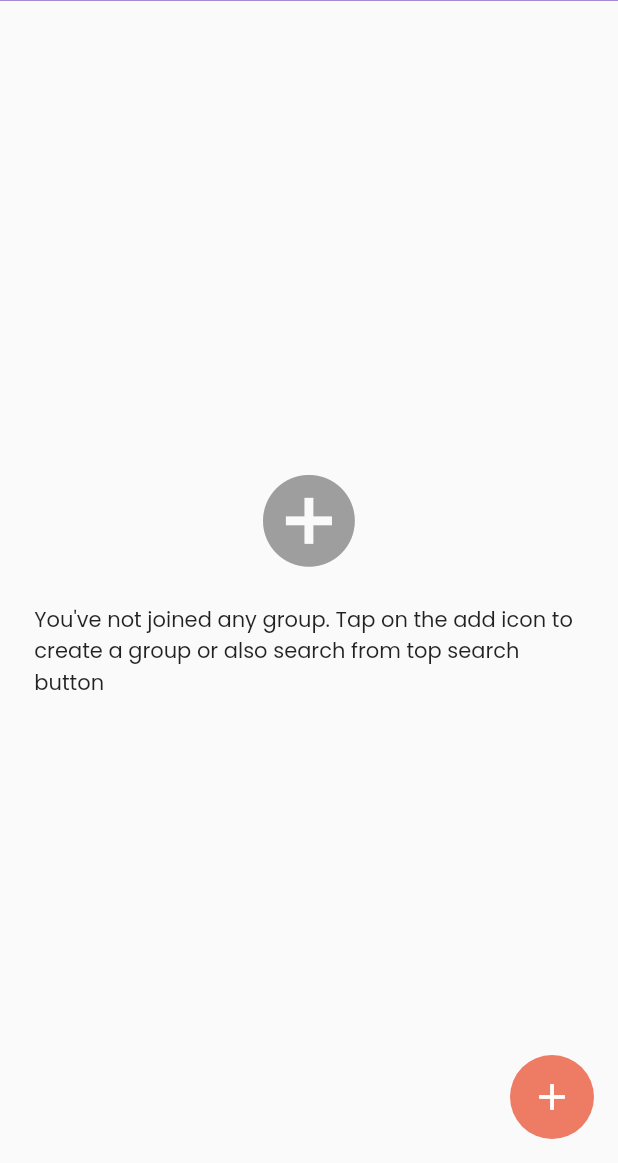
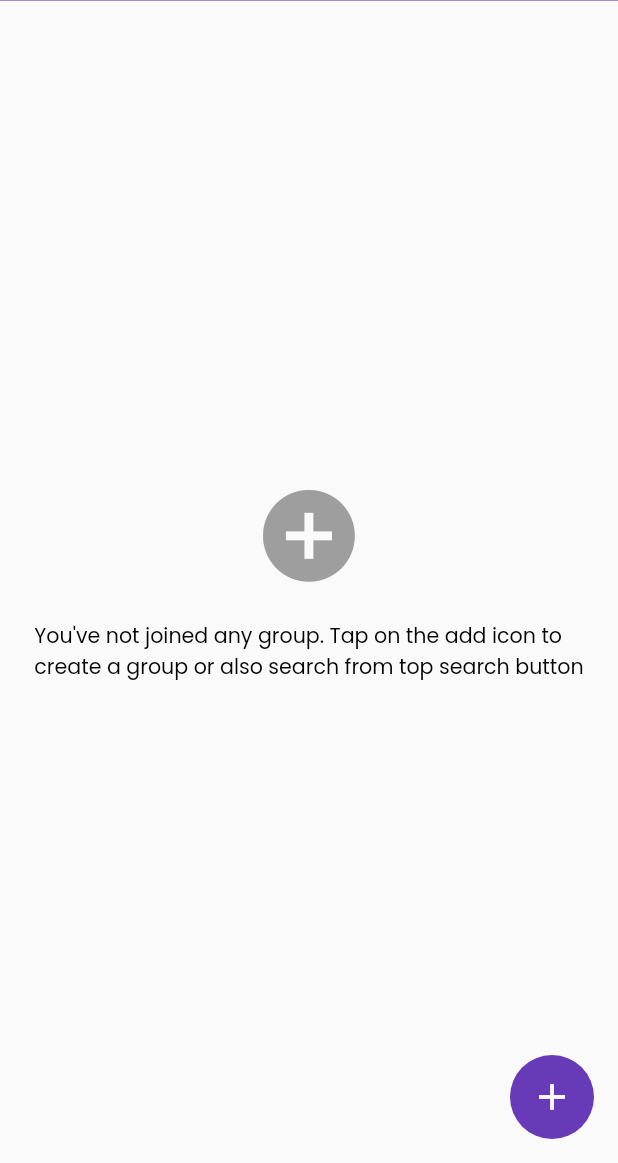
Before and after one commit to sakshipore/ChatApp-Firebase, a Flutter app: the HomeScreen screen opened by its route, in the side drawer, after a tap on the "add" icon, on a phone screen of 412 x 824 dp, the part 73-1236 px from its top. Run offline on Flutter 3.47's test engine with Material 2 defaults, Android fonts, the phone set to English and light mode, and no system bars; our stand-ins replace cloud_firestore, firebase_auth, firebase_core, flutter_screenutil, get, shared_preferences; accounts and stored records are empty.

Commit message:
Home Screen updated

```diff
--- a/lib/controller/groups_controller.dart
+++ b/lib/controller/groups_controller.dart
@@ -13,7 +13,6 @@ class GroupsController extends GetxController {
   TextEditingController groupsController = TextEditingController();
   bool isJoined = false;
   User? user;
-
   bool isLoading = true;
   Stream? groups;
   // Stream<QuerySnapshot>? chats;
@@ -53,7 +52,8 @@ class GroupsController extends GetxController {
     }
   }
 
-  Future<void> toggleGroupJoin(String userName, String groupId, String groupName) async {
+  Future<void> toggleGroupJoin(
+      String userName, String groupId, String groupName) async {
     isJoined = await DatabaseService(uid: user!.uid)
         .toggleGroupJoin(groupId, userName, groupName);
 
--- a/lib/controller/profile_controller.dart
+++ b/lib/controller/profile_controller.dart
@@ -14,12 +14,22 @@ class ProfileController extends GetxController {
   bool isLoading = true;
 
   Future<void> gettingUserData() async {
+    try {
+      isLoading = true;
+      update();
       String? name = await HelperFunction.getUserNameFromSF();
       String? email = await HelperFunction.getUserEmailFromSF();
       userData = {
         "name": name,
         "email": email,
       };
+    } catch (e) {
+      log(e.toString());
+    } finally {
+      isLoading = false;
+      update();
+    }
+
     isLoading = false;
     update();
   }
--- a/lib/view/home_screeen.dart
+++ b/lib/view/home_screeen.dart
@@ -18,23 +18,20 @@ class HomeScreen extends StatefulWidget {
 }
 
 class _HomeScreenState extends State<HomeScreen> {
-  // TODO : Need to shift profileController logic to Drawer Widget.
-  ProfileController profileController = Get.find<ProfileController>();
   GroupsController groupsController = Get.find<GroupsController>();
-  // Stream? groups;
-  // String groupName = "";
+  ProfileController profileController=Get.find<ProfileController>();
 
   @override
   void initState() {
+    groupsController.getUserGroups();
     profileController.gettingUserData();
-    groupsController.getUserGroups();
-
     super.initState();
   }
 
   @override
   Widget build(BuildContext context) {
-    return GetBuilder<GroupsController>(builder: (controller) {
+    return GetBuilder<GroupsController>(
+      builder: (controller) {
         return Scaffold(
           appBar: MyAppBar(
             //TODO: NOT WORKING
@@ -57,12 +54,11 @@ class _HomeScreenState extends State<HomeScreen> {
               String userId = FirebaseAuth.instance.currentUser!.uid;
               popUpDialog(
                 context,
-              profileController.userData['name'],
                 userId,
               );
             },
             elevation: 0,
-          backgroundColor: Color(0xffee7b64),
+            backgroundColor: Colors.deepPurple,
             child: Icon(
               Icons.add,
               color: Colors.white,
@@ -70,6 +66,7 @@ class _HomeScreenState extends State<HomeScreen> {
             ),
           ),
         );
-    });
+      },
+    );
   }
 }
--- a/lib/widgets/group_list.dart
+++ b/lib/widgets/group_list.dart
@@ -7,10 +7,11 @@ import 'package:get/get.dart';
 class GroupList extends StatelessWidget {
   Stream? groups;
   GroupList({super.key, required this.groups});
-  GroupsController groupsController = Get.find<GroupsController>();
 
   @override
   Widget build(BuildContext context) {
+    return GetBuilder<GroupsController>(
+      builder: (controller) {
         return StreamBuilder(
           stream: groups,
           builder: (context, AsyncSnapshot snapshot) {
@@ -20,12 +21,11 @@ class GroupList extends StatelessWidget {
                   return ListView.builder(
                     itemCount: snapshot.data['groups'].length,
                     itemBuilder: (context, index) {
-                  int reverseIndex = snapshot.data['groups'].length - index - 1;
+                      int reverseIndex =
+                          snapshot.data['groups'].length - index - 1;
                       return GroupTile(
-                    groupId: groupsController
-                        .getId(snapshot.data['groups'][reverseIndex]),
-                    groupName: groupsController
-                        .getName(snapshot.data['groups'][reverseIndex]),
+                        groupId: controller.getId(snapshot.data['groups'][reverseIndex]),
+                        groupName: controller.getName(snapshot.data['groups'][reverseIndex]),
                         userName: snapshot.data['fullName'],
                       );
                     },
@@ -45,5 +45,7 @@ class GroupList extends StatelessWidget {
             }
           },
         );
+      },
+    );
   }
 }
--- a/lib/widgets/my_drawer.dart
+++ b/lib/widgets/my_drawer.dart
@@ -8,13 +8,19 @@ import 'package:get/get.dart';
 class MyDrawer extends StatelessWidget {
   MyDrawer({super.key});
 
-  @override
   Widget build(BuildContext context) {
-    ProfileController profileController = Get.find<ProfileController>();
-
-    return Drawer(
+    return GetBuilder<ProfileController>(
+      builder: (controller) {
+        return controller.isLoading
+            ? Center(
+                child: CircularProgressIndicator(
+                  color: Colors.deepPurple,
+                ),
+              )
+            : Drawer(
                 child: ListView(
-        padding: EdgeInsets.symmetric(vertical: 50.h, horizontal: 10.w),
+                  padding:
+                      EdgeInsets.symmetric(vertical: 50.h, horizontal: 10.w),
                   children: [
                     Icon(
                       Icons.account_circle,
@@ -29,7 +35,17 @@ class MyDrawer extends StatelessWidget {
                     ),
                     Center(
                       child: Text(
-              profileController.userData['email'],
+                        controller.userData['email'],
+                        style: MyTextStyle.normalTextStyle,
+                      ),
+                    ),
+                    SizedBox(
+                      height: 10.h,
+                    ),
+                    //TODO: NAME NOT DISPLAYING
+                    Center(
+                      child: Text(
+                        controller.userData['name'],
                         style: MyTextStyle.normalTextStyle,
                       ),
                     ),
@@ -55,7 +71,8 @@ class MyDrawer extends StatelessWidget {
                       // selected: true,
                       contentPadding:
                           EdgeInsets.symmetric(horizontal: 20.w, vertical: 5.h),
-            title: Text("Profile", style: MyTextStyle.normalTextStyle),
+                      title:
+                          Text("Profile", style: MyTextStyle.normalTextStyle),
                     ),
                     ListTile(
                       onTap: () {
@@ -79,7 +96,7 @@ class MyDrawer extends StatelessWidget {
                                 ),
                                 IconButton(
                                   onPressed: () async {
-                          await profileController.logOut();
+                                    await controller.logOut();
                                   },
                                   icon: Icon(Icons.check),
                                 ),
@@ -98,5 +115,7 @@ class MyDrawer extends StatelessWidget {
                   ],
                 ),
               );
+      },
+    );
   }
 }
--- a/lib/widgets/no_group.dart
+++ b/lib/widgets/no_group.dart
@@ -1,3 +1,4 @@
+import 'package:chat_app/constants/text_style.dart';
 import 'package:flutter/material.dart';
 import 'package:flutter_screenutil/flutter_screenutil.dart';
 
@@ -24,6 +25,7 @@ class NoGroup extends StatelessWidget {
           ),
           Text(
             "You've not joined any group. Tap on the add icon to create a group or also search from top search button",
+            style: MyTextStyle.normalTextStyle,
           ),
         ],
       ),
```
Also changed, not shown: lib/widgets/pop_up_dialog.dart (+17 -7 lines). Lines whose indentation alone changed are shown as unchanged.
